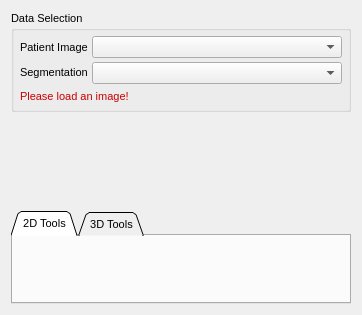
Before: the Qt Designer form Plugins/org.mitk.gui.qt.segmentation/src/internal/QmitkSegmentationControls.ui in MITK/MITK, drawn with Qt 5.
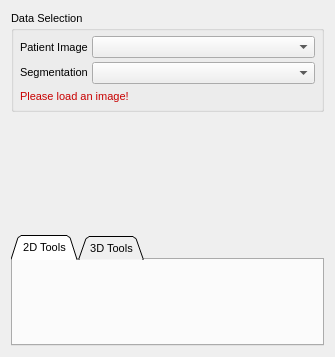
After: the same form once the commit is applied. Custom widgets are drawn as their Qt base class.

Patch:
```diff
--- a/Plugins/org.mitk.gui.qt.segmentation/src/internal/QmitkSegmentationControls.ui
+++ b/Plugins/org.mitk.gui.qt.segmentation/src/internal/QmitkSegmentationControls.ui
@@ -6,8 +6,8 @@
    <rect>
     <x>0</x>
     <y>0</y>
-    <width>362</width>
-    <height>315</height>
+    <width>335</width>
+    <height>357</height>
    </rect>
   </property>
   <property name="sizePolicy">
```
Left out of the diff: 4 changed lines with no effect on the pictures.
